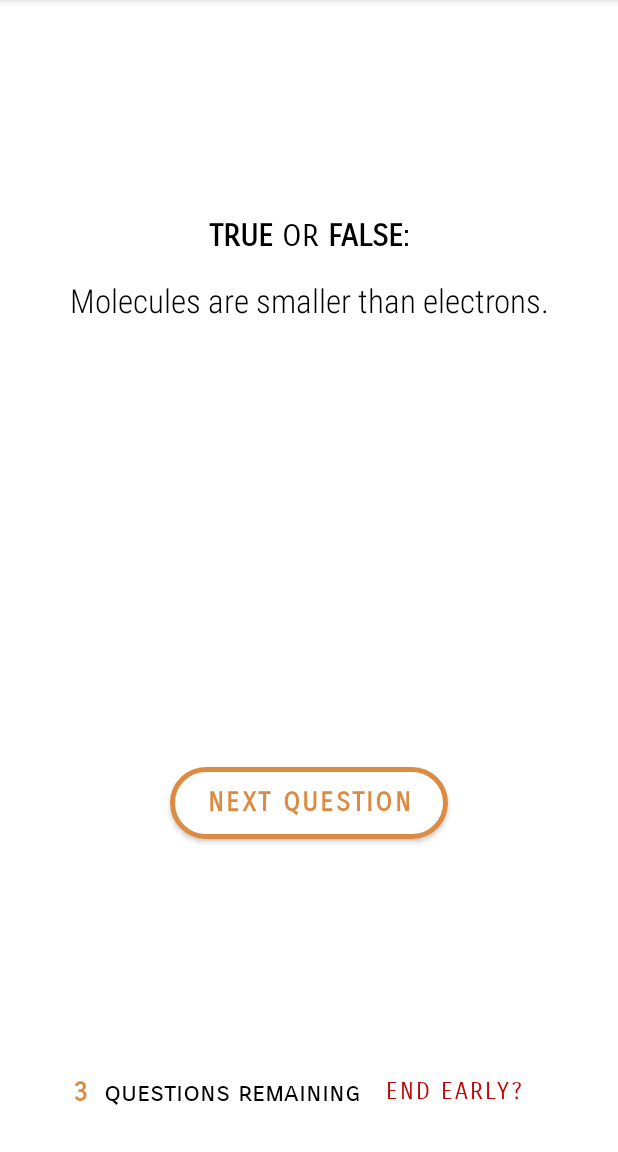
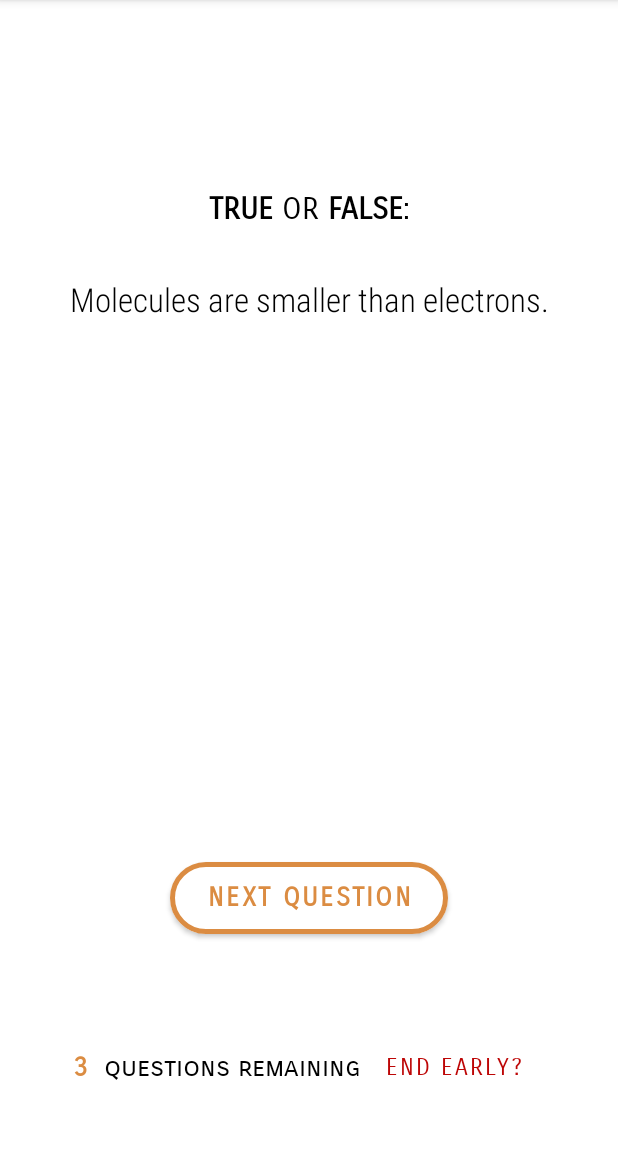
Before and after one commit to kkirsteinhansen/AndroidSimpleQuiz, an Android app: the QuizFragment screen opened through its navigation route, on a phone screen of 412 x 824 dp, the part 84-1236 px from its top. Run offline under Robolectric (Android 15) with nearby library versions, the phone set to English and light mode, and no system bars.

Commit message:
convert constraints in layout to percentages

```diff
--- a/app/src/main/java/dk/itu/simplequiz/Player.java
+++ b/app/src/main/java/dk/itu/simplequiz/Player.java
@@ -118,7 +118,7 @@ public class Player extends ViewModel implements Comparable<Player> {
         for (int i = 1; i < ranked.size(); i++) {
             if (ranked.get(i).getScore() == highestScore) numOfWinners++; }
 
-        String congrats = "Congratulations,\n";
+        String congrats = "Congratulations,\n\n";
 
         switch (numOfWinners) {
             case 1: return congrats + ranked.get(0).getName() + "!";
--- a/app/src/main/res/layout/fragment_quiz.xml
+++ b/app/src/main/res/layout/fragment_quiz.xml
@@ -23,7 +23,7 @@
         android:textSize="17sp"
         app:layout_constraintBottom_toTopOf="@+id/p2_name_sc"
         app:layout_constraintEnd_toStartOf="@+id/p1_score_sc"
-        app:layout_constraintStart_toStartOf="@id/guideline6"
+        app:layout_constraintStart_toStartOf="@id/guideline_5left"
         app:layout_constraintTop_toTopOf="parent"
         tools:visibility="invisible" />
 
@@ -51,7 +51,7 @@
         android:textSize="17sp"
         app:layout_constraintBottom_toTopOf="@+id/top_section"
         app:layout_constraintEnd_toStartOf="@+id/p2_score_sc"
-        app:layout_constraintStart_toStartOf="@id/guideline6"
+        app:layout_constraintStart_toStartOf="@id/guideline_5left"
         app:layout_constraintTop_toBottomOf="@+id/p1_name_sc"
         tools:visibility="invisible" />
 
@@ -106,7 +106,7 @@
         android:textColor="@color/grey"
         android:textSize="17sp"
         app:layout_constraintBottom_toTopOf="@+id/p4_score_sc"
-        app:layout_constraintEnd_toEndOf="@id/guideline12"
+        app:layout_constraintEnd_toEndOf="@id/guideline_5right"
         app:layout_constraintStart_toEndOf="@+id/p3_name_sc"
         app:layout_constraintTop_toTopOf="parent"
         tools:visibility="invisible" />
@@ -120,13 +120,13 @@
         android:textColor="@color/grey"
         android:textSize="17sp"
         app:layout_constraintBottom_toTopOf="@+id/top_section"
-        app:layout_constraintEnd_toEndOf="@id/guideline12"
+        app:layout_constraintEnd_toEndOf="@id/guideline_5right"
         app:layout_constraintStart_toEndOf="@+id/p4_name_sc"
         app:layout_constraintTop_toBottomOf="@+id/p3_score_sc"
         tools:visibility="invisible" />
 
     <androidx.constraintlayout.widget.Guideline
-        android:id="@+id/guideline6"
+        android:id="@+id/guideline_5left"
         android:layout_width="wrap_content"
         android:layout_height="wrap_content"
         android:orientation="vertical"
@@ -140,7 +140,7 @@
         app:layout_constraintGuide_percent="0.47" />
 
     <androidx.constraintlayout.widget.Guideline
-        android:id="@+id/guideline12"
+        android:id="@+id/guideline_5right"
         android:layout_width="wrap_content"
         android:layout_height="wrap_content"
         android:orientation="vertical"
@@ -157,22 +157,21 @@
     <TextView
         android:id="@+id/current_question"
         android:layout_width="0dp"
-        android:layout_height="80dp"
+        android:layout_height="100dp"
         android:fontFamily="sans-serif-condensed-light"
         android:gravity="center_horizontal"
         android:textColor="@color/black"
         android:textSize="22sp"
-        app:layout_constraintBottom_toTopOf="@id/p1"
-        app:layout_constraintEnd_toEndOf="parent"
-        app:layout_constraintStart_toStartOf="parent"
+        app:layout_constraintBottom_toTopOf="@id/guideline_40top"
+        app:layout_constraintEnd_toEndOf="@id/guideline_5right"
+        app:layout_constraintStart_toStartOf="@id/guideline_5left"
         app:layout_constraintTop_toBottomOf="@id/textView2" />
 
     <!--- PLAYER 1'S OPTIONS -->
     <TextView
         android:id="@+id/p1"
-        android:layout_width="160dp"
+        android:layout_width="wrap_content"
         android:layout_height="50dp"
-        android:layout_marginTop="20dp"
         android:fontFamily="sans-serif-condensed"
         android:gravity="center_vertical"
         android:paddingLeft="35dp"
@@ -180,21 +179,20 @@
         android:textSize="17sp"
         android:textStyle="bold"
         app:layout_constraintBottom_toTopOf="@id/p2"
-        app:layout_constraintEnd_toStartOf="@id/rg_p1"
-        app:layout_constraintStart_toStartOf="parent"
-        app:layout_constraintTop_toBottomOf="@id/current_question" />
+        app:layout_constraintEnd_toStartOf="@+id/guideline_middle"
+        app:layout_constraintStart_toStartOf="@id/guideline_5left"
+        app:layout_constraintTop_toBottomOf="@id/guideline_40top" />
 
     <RadioGroup
         android:id="@+id/rg_p1"
         android:layout_width="0dp"
         android:layout_height="50dp"
-        android:layout_marginTop="20dp"
         android:orientation="horizontal"
         android:visibility="invisible"
         app:layout_constraintBottom_toTopOf="@id/rg_p2"
-        app:layout_constraintEnd_toEndOf="parent"
-        app:layout_constraintStart_toEndOf="@+id/p1"
-        app:layout_constraintTop_toBottomOf="@+id/current_question">
+        app:layout_constraintEnd_toEndOf="@id/guideline_5right"
+        app:layout_constraintStart_toEndOf="@+id/guideline_middle"
+        app:layout_constraintTop_toBottomOf="@+id/guideline_40top">
 
         <RadioButton
             android:id="@+id/p1_true"
@@ -223,7 +221,7 @@
     <!--- PLAYER 2'S OPTIONS -->
     <TextView
         android:id="@+id/p2"
-        android:layout_width="160dp"
+        android:layout_width="wrap_content"
         android:layout_height="50dp"
         android:fontFamily="sans-serif-condensed"
         android:gravity="center_vertical"
@@ -232,8 +230,8 @@
         android:textSize="17sp"
         android:textStyle="bold"
         app:layout_constraintBottom_toTopOf="@id/p3"
-        app:layout_constraintEnd_toStartOf="@id/rg_p2"
-        app:layout_constraintStart_toStartOf="parent"
+        app:layout_constraintEnd_toStartOf="@id/guideline_middle"
+        app:layout_constraintStart_toStartOf="@id/guideline_5left"
         app:layout_constraintTop_toBottomOf="@id/p1" />
 
     <RadioGroup
@@ -243,8 +241,8 @@
         android:orientation="horizontal"
         android:visibility="invisible"
         app:layout_constraintBottom_toTopOf="@id/rg_p3"
-        app:layout_constraintEnd_toEndOf="parent"
-        app:layout_constraintStart_toEndOf="@+id/p2"
+        app:layout_constraintEnd_toEndOf="@id/guideline_5right"
+        app:layout_constraintStart_toEndOf="@+id/guideline_middle"
         app:layout_constraintTop_toBottomOf="@+id/rg_p1">
 
         <RadioButton
@@ -274,7 +272,7 @@
     <!--- PLAYER 3'S OPTIONS -->
     <TextView
         android:id="@+id/p3"
-        android:layout_width="160dp"
+        android:layout_width="wrap_content"
         android:layout_height="50dp"
         android:fontFamily="sans-serif-condensed"
         android:gravity="center_vertical"
@@ -283,8 +281,8 @@
         android:textSize="17sp"
         android:textStyle="bold"
         app:layout_constraintBottom_toTopOf="@id/p4"
-        app:layout_constraintEnd_toStartOf="@id/rg_p3"
-        app:layout_constraintStart_toStartOf="parent"
+        app:layout_constraintEnd_toStartOf="@id/guideline_middle"
+        app:layout_constraintStart_toStartOf="@id/guideline_5left"
         app:layout_constraintTop_toBottomOf="@id/p2" />
 
     <RadioGroup
@@ -294,8 +292,8 @@
         android:orientation="horizontal"
         android:visibility="invisible"
         app:layout_constraintBottom_toTopOf="@id/rg_p4"
-        app:layout_constraintEnd_toEndOf="parent"
-        app:layout_constraintStart_toEndOf="@+id/p3"
+        app:layout_constraintEnd_toEndOf="@id/guideline_5right"
+        app:layout_constraintStart_toEndOf="@+id/guideline_middle"
         app:layout_constraintTop_toBottomOf="@+id/rg_p2">
 
         <RadioButton
@@ -325,7 +323,7 @@
     <!--- PLAYER 4'S OPTIONS -->
     <TextView
         android:id="@+id/p4"
-        android:layout_width="160dp"
+        android:layout_width="wrap_content"
         android:layout_height="50dp"
         android:fontFamily="sans-serif-condensed"
         android:gravity="center_vertical"
@@ -333,9 +331,10 @@
         android:textColor="@color/black"
         android:textSize="17sp"
         android:textStyle="bold"
-        app:layout_constraintEnd_toStartOf="@id/rg_p4"
-        app:layout_constraintStart_toStartOf="parent"
-        app:layout_constraintTop_toBottomOf="@id/p3" />
+        app:layout_constraintEnd_toStartOf="@id/guideline_middle"
+        app:layout_constraintStart_toStartOf="@id/guideline_5left"
+        app:layout_constraintTop_toBottomOf="@id/p3"
+        app:layout_constraintBottom_toTopOf="@id/guideline_70top"/>
 
     <RadioGroup
         android:id="@+id/rg_p4"
@@ -343,9 +342,9 @@
         android:layout_height="50dp"
         android:orientation="horizontal"
         android:visibility="invisible"
-        app:layout_constraintBottom_toTopOf="@id/next_question"
-        app:layout_constraintEnd_toEndOf="parent"
-        app:layout_constraintStart_toEndOf="@+id/p4"
+        app:layout_constraintBottom_toTopOf="@id/guideline_70top"
+        app:layout_constraintEnd_toEndOf="@id/guideline_5right"
+        app:layout_constraintStart_toEndOf="@+id/guideline_middle"
         app:layout_constraintTop_toBottomOf="@+id/rg_p3">
 
         <RadioButton
@@ -376,7 +375,6 @@
         android:id="@+id/next_question"
         android:layout_width="185dp"
         android:layout_height="@dimen/button_height"
-        android:layout_marginTop="20dp"
         android:backgroundTint="@color/white"
         android:fontFamily="sans-serif-smallcaps"
         android:text="NEXT QUESTION"
@@ -384,9 +382,10 @@
         android:textSize="@dimen/button_text_size"
         android:textStyle="bold"
         app:cornerRadius="@dimen/button_corner"
+        app:layout_constraintBottom_toTopOf="@+id/bottom_section"
         app:layout_constraintEnd_toEndOf="parent"
         app:layout_constraintStart_toStartOf="parent"
-        app:layout_constraintTop_toBottomOf="@+id/rg_p4"
+        app:layout_constraintTop_toBottomOf="@+id/guideline_70top"
         app:strokeColor="@color/orange"
         app:strokeWidth="@dimen/button_stroke" />
 
@@ -410,8 +409,6 @@
         android:id="@+id/textView2"
         android:layout_width="wrap_content"
         android:layout_height="wrap_content"
-        android:layout_marginTop="50dp"
-        android:layout_marginBottom="15dp"
         android:fontFamily="sans-serif-smallcaps"
         android:text="@string/true_false"
         android:textColor="@color/black"
@@ -426,7 +423,7 @@
         android:layout_width="wrap_content"
         android:layout_height="wrap_content"
         android:orientation="horizontal"
-        app:layout_constraintGuide_end="80dp" />
+        app:layout_constraintGuide_percent="0.85" />
 
     <TextView
         android:id="@+id/remaining_questions_num"
@@ -472,4 +469,26 @@
         app:layout_constraintStart_toEndOf="@+id/remaining_questions_num"
         app:layout_constraintTop_toTopOf="@+id/bottom_section" />
 
+    <androidx.constraintlayout.widget.Guideline
+        android:id="@+id/guideline_middle"
+        android:layout_width="wrap_content"
+        android:layout_height="wrap_content"
+        android:orientation="vertical"
+        app:layout_constraintGuide_percent="0.4" />
+
+    <androidx.constraintlayout.widget.Guideline
+        android:id="@+id/guideline_70top"
+        android:layout_width="wrap_content"
+        android:layout_height="wrap_content"
+        android:orientation="horizontal"
+        app:layout_constraintGuide_percent="0.7" />
+
+    <androidx.constraintlayout.widget.Guideline
+        android:id="@+id/guideline_40top"
+        android:layout_width="wrap_content"
+        android:layout_height="wrap_content"
+        android:orientation="horizontal"
+        app:layout_constraintGuide_begin="251dp"
+        app:layout_constraintGuide_percent="0.40" />
+
 </androidx.constraintlayout.widget.ConstraintLayout>
--- a/app/src/main/res/layout/fragment_results.xml
+++ b/app/src/main/res/layout/fragment_results.xml
@@ -80,7 +80,7 @@
         android:layout_width="wrap_content"
         android:layout_height="wrap_content"
         android:orientation="horizontal"
-        app:layout_constraintGuide_begin="610dp" />
+        app:layout_constraintGuide_percent="0.9" />
 
     <ImageView
         android:id="@+id/fourth_icon"
@@ -316,14 +316,14 @@
         android:layout_width="wrap_content"
         android:layout_height="wrap_content"
         android:orientation="horizontal"
-        app:layout_constraintGuide_begin="215dp" />
+        app:layout_constraintGuide_percent="0.3" />
 
     <androidx.constraintlayout.widget.Guideline
         android:id="@+id/guideline_list_bottom"
         android:layout_width="wrap_content"
         android:layout_height="wrap_content"
         android:orientation="horizontal"
-        app:layout_constraintGuide_begin="526dp" />
+        app:layout_constraintGuide_percent="0.7" />
 
     <androidx.constraintlayout.widget.Guideline
         android:id="@+id/guideline_list_left"
```
Also changed, not shown: app/src/main/res/layout/fragment_main_menu.xml (+64 -27 lines).
